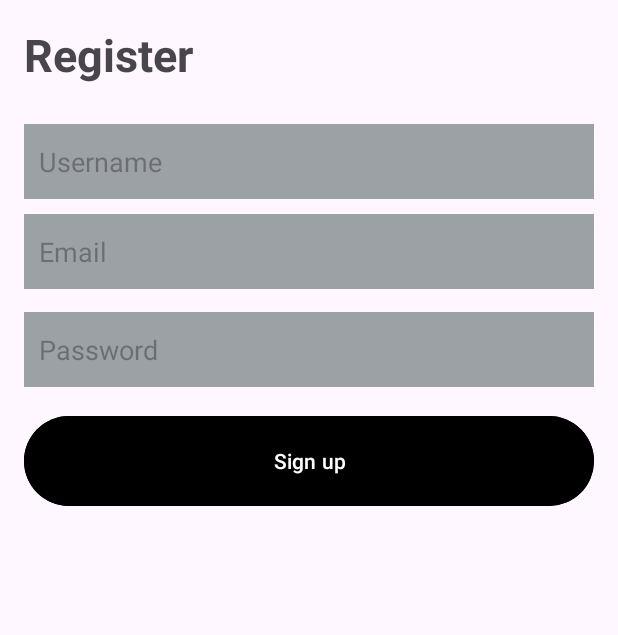
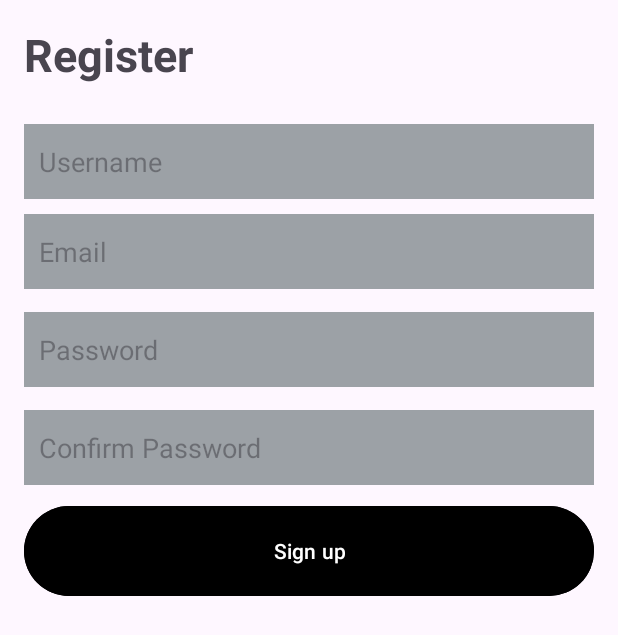
Before and after one commit to JonathanNewLine/Pictionary, an Android app: the layout sign_up.xml on its own in the app's theme, with its tools: preview values and no code run, on a phone screen of 412 x 824 dp. Shown: the top 635 px of the screen. Run offline under Robolectric (Android 15) with nearby library versions, the phone set to English and light mode, and no system bars.

Commit message:
fixed connection bugs added confirm in register fixed username unique

```diff
--- a/androidClient/app/src/main/res/layout/activity_settings.xml
+++ b/androidClient/app/src/main/res/layout/activity_settings.xml
@@ -73,7 +73,8 @@
         android:layout_marginEnd="15dp"
         android:layout_marginTop="5dp"
         android:layout_toEndOf="@+id/imageView4"
-        android:text="http://news.rr.nihalnavath.com/blogs/pictionary-9a2e6905"
+        android:text="Thanks for playing!"
+        android:textStyle="italic|bold"
         android:textColor="@color/black"
         android:textSize="17sp" />
 
@@ -86,7 +87,7 @@
         android:layout_marginStart="10dp"
         android:layout_marginBottom="11dp"
         android:textColor="@color/black"
-        android:text="About us:"
+        android:text="Credits:"
         android:textSize="25sp"
         android:textStyle="bold" />
 
--- a/androidClient/app/src/main/res/layout/sign_up.xml
+++ b/androidClient/app/src/main/res/layout/sign_up.xml
@@ -49,13 +49,25 @@
         android:background="#9CA1A6"
         android:gravity="center_vertical"/>
 
+    <EditText
+        android:id="@+id/confirm_password_register"
+        android:layout_width="match_parent"
+        android:layout_height="50dp"
+        android:hint="Confirm Password"
+        android:paddingLeft="10dp"
+        android:inputType="textPassword"
+        android:layout_below="@id/password_register"
+        android:layout_marginTop="15dp"
+        android:background="#9CA1A6"
+        android:gravity="center_vertical"/>
+
     <Button
         android:id="@+id/register_button"
         android:layout_width="382dp"
         android:layout_height="68dp"
-        android:layout_below="@+id/password_register"
+        android:layout_below="@+id/confirm_password_register"
+        android:layout_marginTop="10dp"
         android:backgroundTint="@color/black"
-        android:layout_marginTop="15dp"
         android:text="Sign up"
         android:textColor="#FFFFFF" />
 
--- a/androidClient/app/src/main/res/layout/users_side_bar.xml
+++ b/androidClient/app/src/main/res/layout/users_side_bar.xml
@@ -12,7 +12,7 @@
         android:background="#334257"
         android:layout_alignParentBottom="true">
 
-        <ImageView
+        <pl.droidsonroids.gif.GifImageView
             android:layout_width="120dp"
             android:layout_height="120dp"
             android:src="@drawable/fire" />
```
Also changed, not shown: androidClient/app/src/main/java/com/example/pictionary/BaseMainActivity.java (+8 -3 lines), androidClient/app/src/main/java/com/example/pictionary/ClientController.java (+7 -3 lines), androidClient/app/src/main/java/com/example/pictionary/DatabaseController.java (+16 -2 lines), androidClient/app/src/main/res/drawable/fire.gif (added), androidClient/app/src/main/res/drawable/fire.png (deleted).
